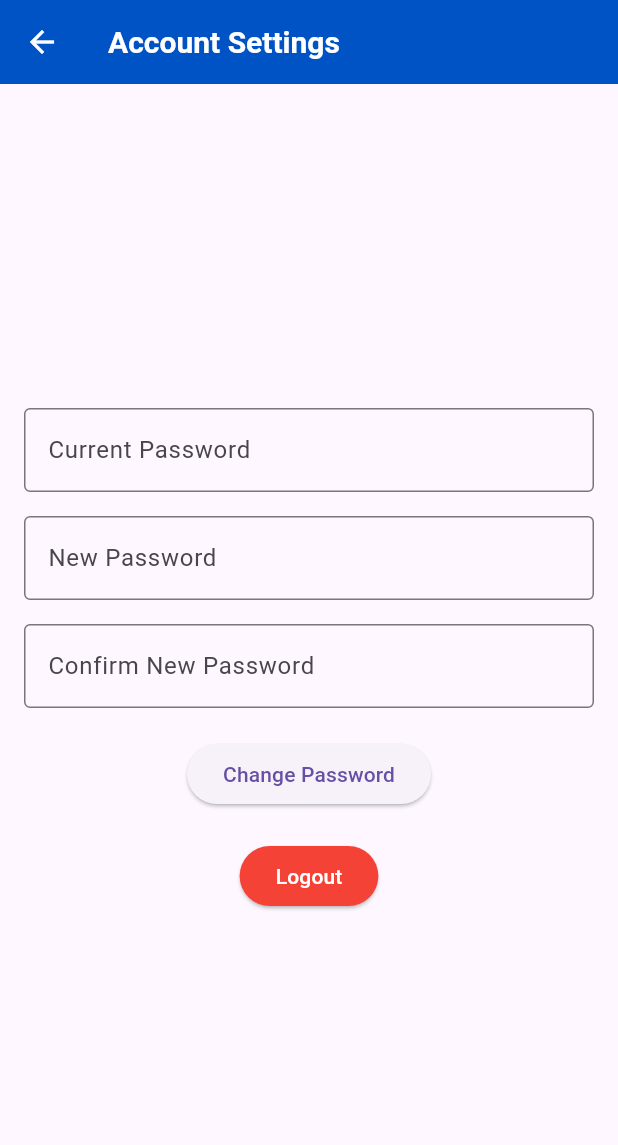
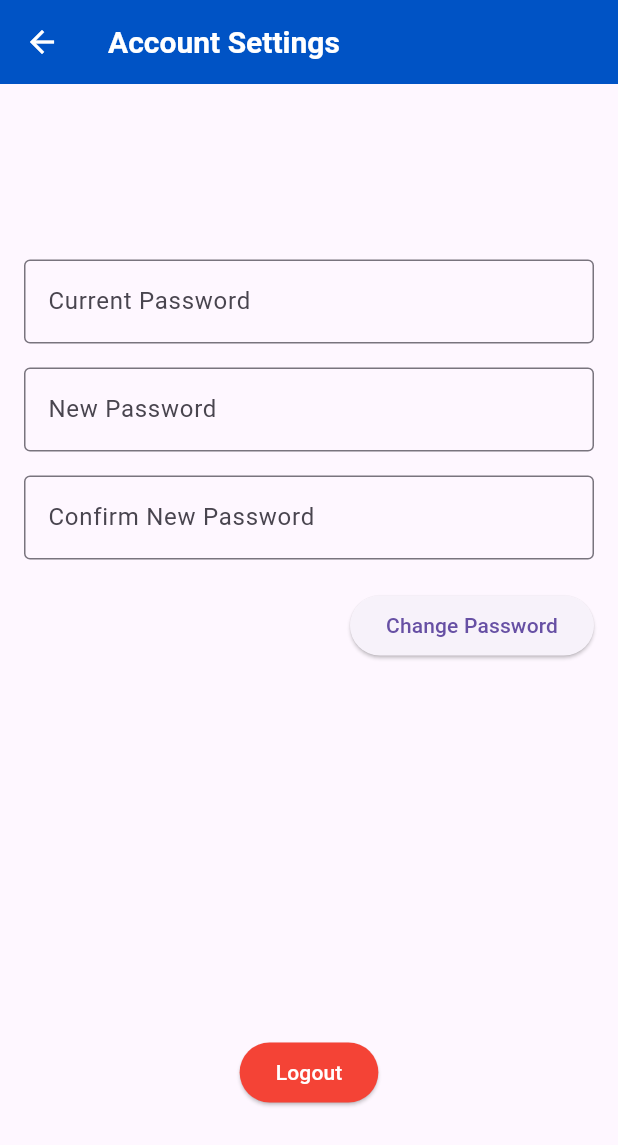
Before and after one commit to alifzidanr/simpeg2, a Flutter app: the AccountSettingsPage screen opened directly with empty values, on a phone screen of 412 x 824 dp. Shown: the top 1145 px of the screen. Run offline on Flutter 3.47's test engine with Material 3 defaults, Android fonts, the light colour scheme and no system bars; our stand-ins replace fl_chart, google_fonts, image_picker, permission_handler, shared_preferences, sqflite; accounts and stored records are empty.

Commit message:
21st commit

```diff
--- a/lib/account_settings_page.dart
+++ b/lib/account_settings_page.dart
@@ -98,6 +98,11 @@ class _AccountSettingsPageState extends State<AccountSettingsPage> {
 
   @override
   Widget build(BuildContext context) {
+    // Calculate available height by subtracting AppBar and status bar heights
+    final double availableHeight = MediaQuery.of(context).size.height -
+        kToolbarHeight -
+        MediaQuery.of(context).padding.top;
+
     return Scaffold(
       appBar: AppBar(
         title: Text(
@@ -116,8 +121,13 @@ class _AccountSettingsPageState extends State<AccountSettingsPage> {
           },
         ),
       ),
-         body: Padding(
+      body: SingleChildScrollView(
         padding: const EdgeInsets.all(16.0),
+        child: ConstrainedBox(
+          constraints: BoxConstraints(
+            minHeight: availableHeight,
+          ),
+          child: IntrinsicHeight(
             child: Column(
               mainAxisAlignment: MainAxisAlignment.center,
               children: [
@@ -145,29 +155,36 @@ class _AccountSettingsPageState extends State<AccountSettingsPage> {
                   controller: _confirmPasswordController,
                   decoration: InputDecoration(
                     labelText: 'Confirm New Password',
-          hintText: 'Re-enter your new password', // Add hint text
-          border: OutlineInputBorder(), // Outlined border
+                    hintText: 'Re-enter your new password',
+                    border: OutlineInputBorder(),
                   ),
                   obscureText: true,
                 ),
                 SizedBox(height: 20),
+                // Wrap the button in a Row to align it to the right
+                Row(
+                  mainAxisAlignment: MainAxisAlignment.end,
+                  children: [
                     ElevatedButton(
                       onPressed: _updatePassword,
                       child: Text('Change Password'),
                     ),
-      SizedBox(height: 20),
+                  ],
+                ),
+                SizedBox(height: 250), // Increased spacing between buttons
                 ElevatedButton(
                   onPressed: _logout,
                   child: Text('Logout'),
                   style: ElevatedButton.styleFrom(
                     backgroundColor: Colors.red,
                     foregroundColor: Colors.white,
-        ), // Updated line
+                  ),
                 ),
               ],
             ),
           ),
-
+        ),
+      ),
     );
   }
 }
```
Also changed, not shown: lib/dp4k_page.dart (+103 -15 lines). Lines whose indentation alone changed are shown as unchanged.
